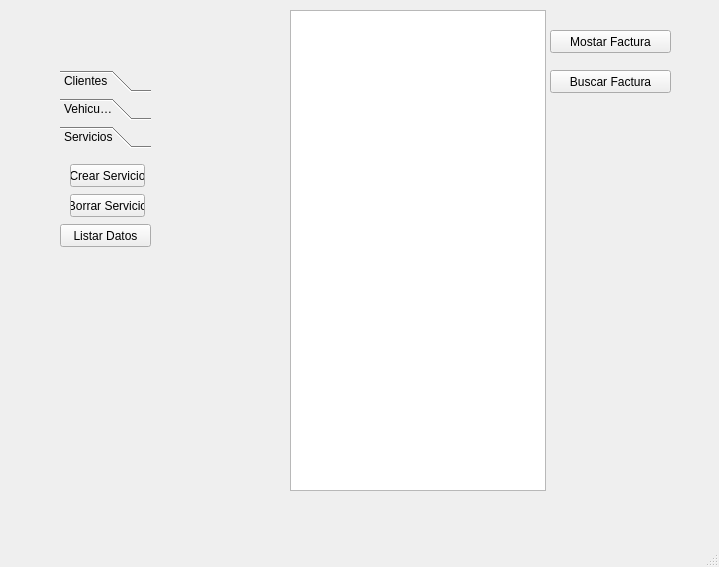
Qt form MainWindow.ui (OSarmient/Parcial2) before a commit.
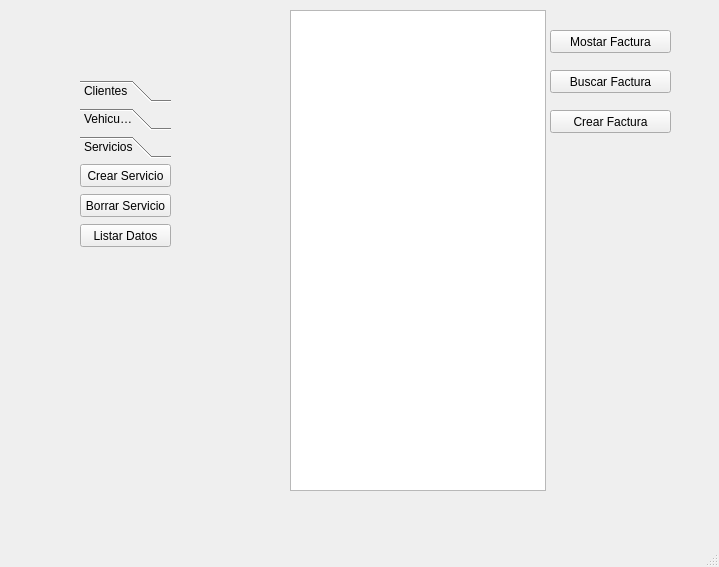
The same form after that commit. The open tabs and pages were chosen to show the change.

```diff
--- a/MainWindow.ui
+++ b/MainWindow.ui
@@ -17,8 +17,8 @@
    <widget class="QToolBox" name="toolBox">
     <property name="geometry">
      <rect>
-      <x>60</x>
-      <y>70</y>
+      <x>80</x>
+      <y>80</y>
       <width>91</width>
       <height>181</height>
      </rect>
@@ -145,9 +145,9 @@
      <widget class="QPushButton" name="BotonCrearS">
       <property name="geometry">
        <rect>
-        <x>10</x>
-        <y>10</y>
-        <width>75</width>
+        <x>0</x>
+        <y>0</y>
+        <width>91</width>
         <height>23</height>
        </rect>
       </property>
@@ -155,12 +155,25 @@
        <string>Crear Servicio</string>
       </property>
      </widget>
+     <widget class="QPushButton" name="BotonListarS">
+      <property name="geometry">
+       <rect>
+        <x>0</x>
+        <y>60</y>
+        <width>91</width>
+        <height>23</height>
+       </rect>
+      </property>
+      <property name="text">
+       <string>Listar Datos</string>
+      </property>
+     </widget>
      <widget class="QPushButton" name="BotonBorrarS">
       <property name="geometry">
        <rect>
-        <x>10</x>
-        <y>40</y>
-        <width>75</width>
+        <x>0</x>
+        <y>30</y>
+        <width>91</width>
         <height>23</height>
        </rect>
       </property>
@@ -168,19 +181,6 @@
        <string>Borrar Servicio</string>
       </property>
      </widget>
-     <widget class="QPushButton" name="BotonListarS">
-      <property name="geometry">
-       <rect>
-        <x>0</x>
-        <y>70</y>
-        <width>91</width>
-        <height>23</height>
-       </rect>
-      </property>
-      <property name="text">
-       <string>Listar Datos</string>
-      </property>
-     </widget>
     </widget>
    </widget>
    <widget class="QPushButton" name="MostarFactura">
@@ -219,6 +219,19 @@
      </rect>
     </property>
    </widget>
+   <widget class="QPushButton" name="pushButton">
+    <property name="geometry">
+     <rect>
+      <x>550</x>
+      <y>110</y>
+      <width>121</width>
+      <height>23</height>
+     </rect>
+    </property>
+    <property name="text">
+     <string>Crear Factura</string>
+    </property>
+   </widget>
   </widget>
   <widget class="QMenuBar" name="menubar">
    <property name="geometry">
```
Left out of the diff: 14 changed lines with no effect on the pictures.
